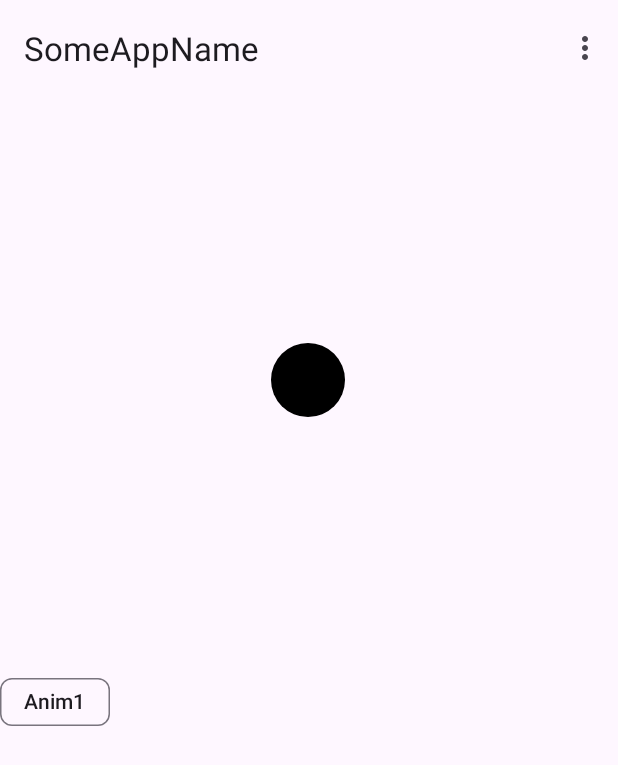
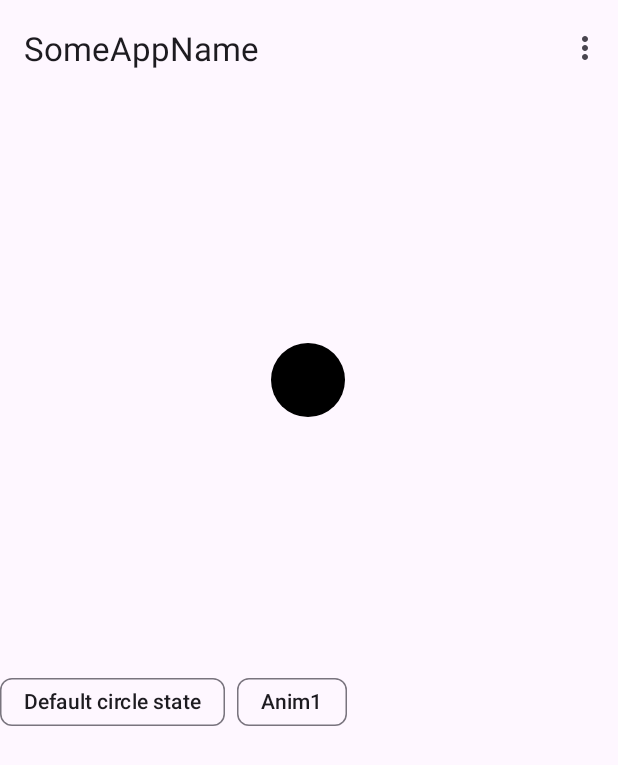
Before and after one commit to azartx/PdpSandbox, an Android app: the screen it shows after launch (MainActivity), in the options menu, after a tap on "Animation example", on a phone screen of 412 x 824 dp. Shown: the top 765 px of the screen. Run offline under Robolectric (Android 15) with nearby library versions, the phone set to English and light mode, and no system bars; our stand-ins replace Room's generated code, paging.

Commit message:
simple anim default circle state

```diff
--- a/app/src/main/java/com/skaskasian/pdpsandbox/presentation/screens/animations/AnimationsFragment.kt
+++ b/app/src/main/java/com/skaskasian/pdpsandbox/presentation/screens/animations/AnimationsFragment.kt
@@ -76,6 +76,7 @@ class AnimationsFragment : Fragment() {
 
     private fun applyChips() {
         binding?.apply {
+            chipCircleDefault.onClick {}
             chipAnim1.onClick { viewModel.startAnim1() }
         }
     }
--- a/app/src/main/res/layout/fragment_animations.xml
+++ b/app/src/main/res/layout/fragment_animations.xml
@@ -24,6 +24,12 @@
         android:layout_weight="1" >
 
         <com.google.android.material.chip.Chip
+            android:id="@+id/chip_circle_default"
+            android:layout_width="wrap_content"
+            android:layout_height="wrap_content"
+            android:text="Default circle state" />
+
+        <com.google.android.material.chip.Chip
             android:id="@+id/chip_anim_1"
             android:layout_width="wrap_content"
             android:layout_height="wrap_content"
```
